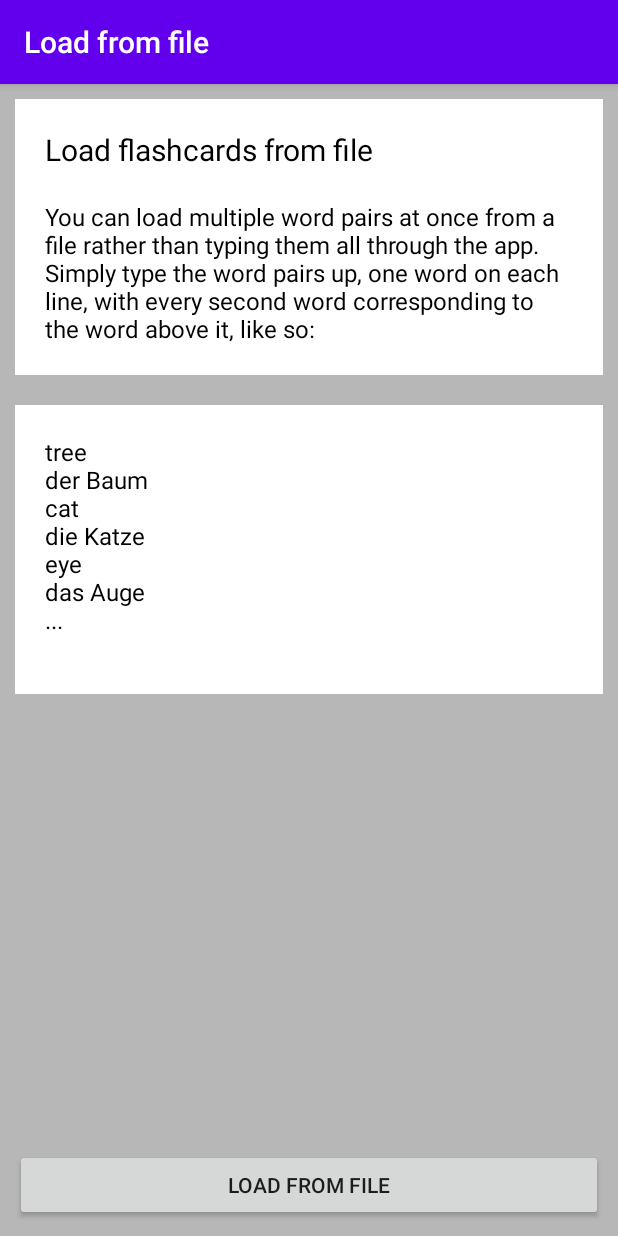
After one commit to harry-cramp/Droog, an Android app: the LoadFlashcardsFromFile screen opened directly, with no data from a screen before it, on a phone screen of 412 x 824 dp. The commit adds this screen. Run offline under Robolectric (Android 15) with nearby library versions, the phone set to English and light mode, and no system bars.

Commit message:
Add functionality to load flashcards from text file

```diff
--- a/app/src/main/AndroidManifest.xml
+++ b/app/src/main/AndroidManifest.xml
@@ -2,6 +2,7 @@
 <manifest xmlns:android="http://schemas.android.com/apk/res/android"
     package="com.anaglyph.droog">
 
+    <uses-permission android:name="android.permission.READ_EXTERNAL_STORAGE"/>
     <application
         android:allowBackup="true"
         android:icon="@mipmap/ic_launcher"
@@ -45,6 +46,11 @@
             android:label="@string/quiz_results_activity_name">
 
         </activity>
+
+        <activity android:name=".LoadFlashcardsFromFile"
+            android:label="@string/new_flashcard_load_from_file">
+
+        </activity>
     </application>
 
 </manifest>
--- /dev/null
+++ b/app/src/main/java/com/anaglyph/droog/LoadFlashcardsFromFile.java
@@ -0,0 +1,125 @@
+package com.anaglyph.droog;
+
+import android.content.Context;
+import android.content.Intent;
+import android.database.Cursor;
+import android.net.Uri;
+import android.os.Bundle;
+import android.provider.OpenableColumns;
+import android.util.Log;
+import android.view.View;
+import android.widget.Button;
+import android.widget.TextView;
+
+import androidx.appcompat.app.AppCompatActivity;
+
+import java.io.BufferedReader;
+import java.io.DataOutputStream;
+import java.io.File;
+import java.io.FileNotFoundException;
+import java.io.FileOutputStream;
+import java.io.FileReader;
+import java.io.IOException;
+import java.io.InputStream;
+import java.io.OutputStream;
+import java.nio.Buffer;
+import java.nio.charset.StandardCharsets;
+import java.util.ArrayList;
+
+public class LoadFlashcardsFromFile extends AppCompatActivity {
+
+    private final int LOAD_FILE_CODE = 1;
+
+    private final String TEMP_FILE_DIR = File.separator + "temp.txt";
+
+    private TextView exampleFileText;
+
+    private void writeToOutputBox(String text) {
+        exampleFileText.setText(exampleFileText.getText().toString() + text + "\n");
+    }
+
+    private void loadFlashcardsFromData(ArrayList<String> data) {
+        exampleFileText.setText("");
+        for(int i = 0; i < data.size(); i += 2) {
+            String firstWord = data.get(i);
+            String secondWord = data.get(i + 1);
+
+            writeToOutputBox("LOADING " + firstWord + " -> " + secondWord);
+            FlashcardStore.putWordPair(firstWord, secondWord, null);
+        }
+        writeToOutputBox("DONE.");
+    }
+
+    private ArrayList<String> loadFileData(Uri uri) {
+        ArrayList<String> data = new ArrayList<String>();
+        try {
+            String path = getFilesDir().getAbsolutePath() + TEMP_FILE_DIR;
+            InputStream in = getContentResolver().openInputStream(uri);
+            DataOutputStream out = new DataOutputStream(new FileOutputStream(path));
+
+            int i;
+            while ((i = in.read()) != -1)
+                out.write(i);
+
+            in.close();
+            out.close();
+
+            File tempFile = new File(path);
+            FileReader fileReader = new FileReader(tempFile);
+            BufferedReader bufferedReader = new BufferedReader(fileReader);
+
+            String line;
+            String secondLine = null;
+            while((line = bufferedReader.readLine()) != null) {
+                secondLine = bufferedReader.readLine();
+                Log.v("READ FILE", "LOADING FLASHCARD " + line + " -> " + secondLine);
+                data.add(line);
+                data.add(secondLine);
+            }
+
+            bufferedReader.close();
+            fileReader.close();
+            tempFile.delete();
+        }catch(IOException e) {
+            e.printStackTrace();
+        }
+        return data;
+    }
+
+    @Override
+    protected void onCreate(Bundle savedInstanceState) {
+        super.onCreate(savedInstanceState);
+        setContentView(R.layout.load_file_page);
+
+        exampleFileText = findViewById(R.id.load_file_example_text);
+        exampleFileText.setText(getResources().getString(R.string.from_file_eg_tree) + "\n"
+                                + getResources().getString(R.string.from_file_eg_baum) + "\n"
+                                + getResources().getString(R.string.from_file_eg_cat) + "\n"
+                                + getResources().getString(R.string.from_file_eg_katze) + "\n"
+                                + getResources().getString(R.string.from_file_eg_eye) + "\n"
+                                + getResources().getString(R.string.from_file_eg_auge) + "\n"
+                                + getResources().getString(R.string.ellipsis) + "\n");
+
+        Button loadFileButton = findViewById(R.id.loadFileButton);
+        loadFileButton.setOnClickListener(new View.OnClickListener() {
+            @Override
+            public void onClick(View v) {
+                Intent intent = new Intent(Intent.ACTION_GET_CONTENT);
+                intent.setType("text/plain");
+                intent.addCategory(Intent.CATEGORY_OPENABLE);
+                startActivityForResult(intent, LOAD_FILE_CODE);
+            }
+        });
+    }
+
+    @Override
+    protected void onActivityResult(int requestCode, int resultCode, Intent data) {
+        if(requestCode == LOAD_FILE_CODE && resultCode == RESULT_OK) {
+            Uri uri = data.getData();
+            ArrayList<String> fileData = loadFileData(uri);
+            loadFlashcardsFromData(fileData);
+        }
+        super.onActivityResult(requestCode, resultCode, data);
+    }
+
+}
--- /dev/null
+++ b/app/src/main/res/drawable/ic_insert_drive_file_white_24dp.xml
@@ -0,0 +1,5 @@
+<vector android:height="24dp" android:tint="#FFFFFF"
+    android:viewportHeight="24.0" android:viewportWidth="24.0"
+    android:width="24dp" xmlns:android="http://schemas.android.com/apk/res/android">
+    <path android:fillColor="#FF000000" android:pathData="M6,2c-1.1,0 -1.99,0.9 -1.99,2L4,20c0,1.1 0.89,2 1.99,2L18,22c1.1,0 2,-0.9 2,-2L20,8l-6,-6L6,2zM13,9L13,3.5L18.5,9L13,9z"/>
+</vector>
--- /dev/null
+++ b/app/src/main/res/layout/load_file_page.xml
@@ -0,0 +1,70 @@
+<?xml version="1.0" encoding="utf-8"?>
+<LinearLayout
+    xmlns:android="http://schemas.android.com/apk/res/android"
+    android:layout_width="match_parent"
+    android:layout_height="match_parent"
+    android:orientation="vertical"
+    android:background="@color/colorHint">
+
+    <LinearLayout
+        android:id="@+id/descriptionBox"
+        android:layout_width="match_parent"
+        android:layout_height="wrap_content"
+        android:orientation="vertical"
+        android:background="@color/colorBackground"
+        android:layout_margin="10dp">
+
+        <TextView
+            android:layout_width="match_parent"
+            android:layout_height="wrap_content"
+            android:text="@string/new_flashcard_from_file_title"
+            android:textColor="@color/colorFont"
+            android:textSize="20sp"
+            android:layout_margin="20dp">
+        </TextView>
+
+        <TextView
+            android:layout_width="match_parent"
+            android:layout_height="wrap_content"
+            android:text="@string/new_flashcard_from_file_desc"
+            android:textColor="@color/colorFont"
+            android:textSize="16sp"
+            android:layout_marginLeft="20dp"
+            android:layout_marginRight="20dp"
+            android:layout_marginBottom="20dp">
+        </TextView>
+
+    </LinearLayout>
+
+    <LinearLayout
+        android:id="@+id/exampleFileBox"
+        android:layout_width="match_parent"
+        android:layout_height="wrap_content"
+        android:orientation="vertical"
+        android:background="@color/colorBackground"
+        android:layout_margin="10dp">
+
+        <TextView
+            android:id="@+id/load_file_example_text"
+            android:layout_width="match_parent"
+            android:layout_height="wrap_content"
+            android:textColor="@color/colorFont"
+            android:textSize="16sp"
+            android:layout_margin="20dp">
+        </TextView>
+    </LinearLayout>
+
+    <FrameLayout
+        android:layout_width="match_parent"
+        android:layout_height="0dp"
+        android:layout_weight="1">
+    </FrameLayout>
+
+    <Button
+        android:id="@+id/loadFileButton"
+        android:layout_width="match_parent"
+        android:layout_height="wrap_content"
+        android:layout_margin="10dp"
+        android:text="@string/new_flashcard_load_from_file" />
+
+</LinearLayout>
--- a/app/src/main/res/values/colors.xml
+++ b/app/src/main/res/values/colors.xml
@@ -6,4 +6,5 @@
     <color name="colorWarning">#FF0000</color>
     <color name="colorHint">#B7B7B7</color>
     <color name="colorFont">#000000</color>
+    <color name="colorBackground">#FFFFFF</color>
 </resources>
--- a/app/src/main/res/values/strings.xml
+++ b/app/src/main/res/values/strings.xml
@@ -16,6 +16,7 @@
     <string name="new_flashcard_button">Add flashcard</string>
     <string name="new_flashcard_toast">New flashcard created!</string>
     <string name="new_flashcard_exists_toast">Flashcard already exists!</string>
+    <string name="new_flashcard_load_from_file">Load from file</string>
     <string name="empty_text_field_warning">Please fill something in</string>
     <string name="flashcard_hint_button">Hint</string>
     <string name="flashcard_reveal_button">Reveal</string>
@@ -36,5 +37,14 @@
     <string name="quiz_menu_error_insufficient_data_long">You must create at least 25 word pairs to start a short quiz!</string>
     <string name="quiz_results_result">Your score:</string>
     <string name="quiz_results_intent_count">QUESTION_COUNT</string>
+    <string name="new_flashcard_from_file_title">Load flashcards from file</string>
+    <string name="new_flashcard_from_file_desc">You can load multiple word pairs at once from a file rather than typing them all through the app. Simply type the word pairs up, one word on each line, with every second word corresponding to the word above it, like so:</string>
+    <string name="from_file_eg_tree">tree</string>
+    <string name="from_file_eg_baum">der Baum</string>
+    <string name="from_file_eg_cat">cat</string>
+    <string name="from_file_eg_katze">die Katze</string>
+    <string name="from_file_eg_eye">eye</string>
+    <string name="from_file_eg_auge">das Auge</string>
+    <string name="ellipsis">...</string>
 
 </resources>
```
Also changed, not shown: app/src/main/java/com/anaglyph/droog/NewFlashcard.java (+22 -0 lines), app/src/main/res/menu/new_flashcard_menu.xml (added, +9 -0 lines).
